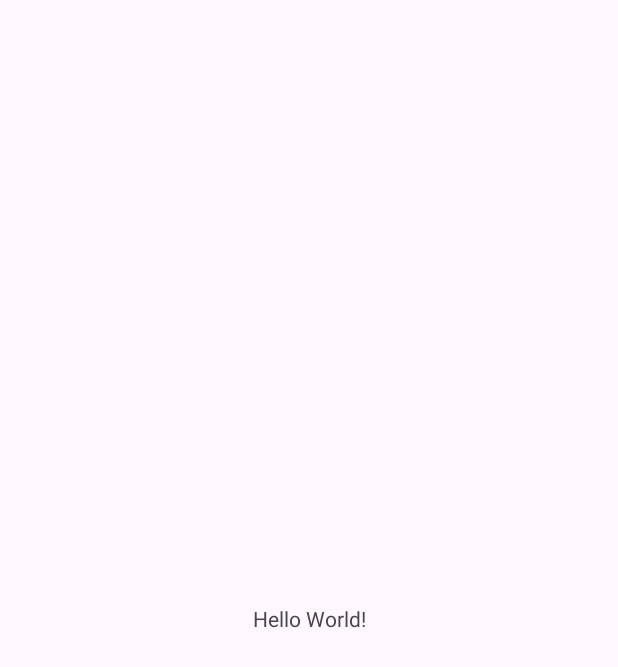
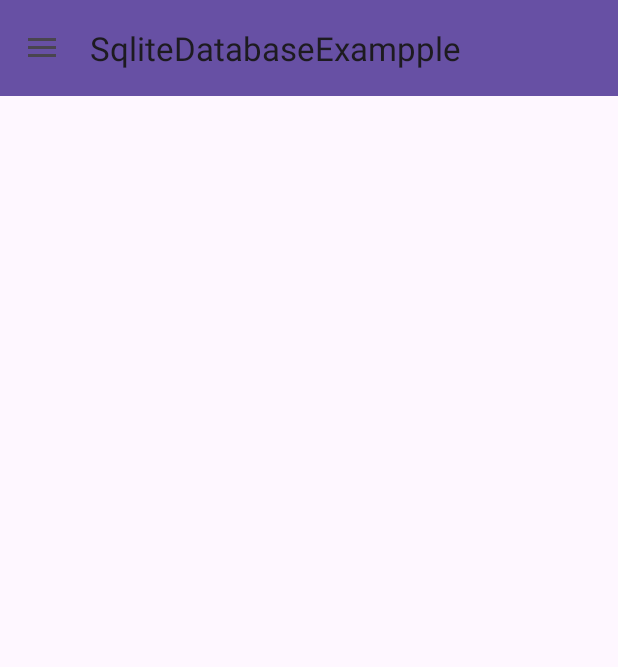
Before and after one commit to keyur4578/SqliteDatabaseExampple, an Android app: the screen it shows after launch (MainActivity), on a phone screen of 412 x 824 dp. Before the commit the part shown is almost empty. Shown: the top 667 px of the screen. Run offline under Robolectric (Android 15) with nearby library versions, the phone set to English and light mode, and no system bars.

Commit message:
16-04-2025

```diff
--- a/app/build.gradle.kts
+++ b/app/build.gradle.kts
@@ -4,7 +4,7 @@ plugins {
 
 android {
     namespace = "com.karon.sqlitedatabaseexampple"
-    compileSdk = 34
+    compileSdk = 35
 
     defaultConfig {
         applicationId = "com.karon.sqlitedatabaseexampple"
--- a/app/src/main/AndroidManifest.xml
+++ b/app/src/main/AndroidManifest.xml
@@ -13,6 +13,9 @@
         android:theme="@style/Theme.SqliteDatabaseExampple"
         tools:targetApi="31">
         <activity
+            android:name=".AddProductActivity"
+            android:exported="false" />
+        <activity
             android:name=".MainActivity"
             android:exported="true">
             <intent-filter>
--- a/app/src/main/java/com/karon/sqlitedatabaseexampple/MainActivity.java
+++ b/app/src/main/java/com/karon/sqlitedatabaseexampple/MainActivity.java
@@ -1,15 +1,26 @@
 package com.karon.sqlitedatabaseexampple;
 
+import android.content.Intent;
 import android.os.Bundle;
+import android.widget.Toast;
 
 import androidx.activity.EdgeToEdge;
+import androidx.appcompat.app.ActionBarDrawerToggle;
 import androidx.appcompat.app.AppCompatActivity;
+import androidx.appcompat.widget.Toolbar;
 import androidx.core.graphics.Insets;
+import androidx.core.view.GravityCompat;
 import androidx.core.view.ViewCompat;
 import androidx.core.view.WindowInsetsCompat;
+import androidx.drawerlayout.widget.DrawerLayout;
+
+import com.google.android.material.navigation.NavigationView;
 
 public class MainActivity extends AppCompatActivity {
 
+    DrawerLayout drawerLayout;
+    NavigationView navigationView;
+    Toolbar toolbar;
     @Override
     protected void onCreate(Bundle savedInstanceState) {
         super.onCreate(savedInstanceState);
@@ -20,5 +31,28 @@ public class MainActivity extends AppCompatActivity {
             v.setPadding(systemBars.left, systemBars.top, systemBars.right, systemBars.bottom);
             return insets;
         });
+        drawerLayout = findViewById(R.id.drawerLayout);
+        navigationView = findViewById(R.id.navigationView);
+        toolbar = findViewById(R.id.toolbar);
+
+        setSupportActionBar(toolbar);
+
+        ActionBarDrawerToggle toggle = new ActionBarDrawerToggle(
+                this, drawerLayout, toolbar,
+                R.string.open_drawer, R.string.close_drawer
+        );
+        drawerLayout.addDrawerListener(toggle);
+        toggle.syncState();
+
+        navigationView.setNavigationItemSelectedListener(item -> {
+            if (item.getItemId() == R.id.nav_dashboard) {
+                Toast.makeText(this, "Dashboard", Toast.LENGTH_SHORT).show();
+            } else if (item.getItemId() == R.id.nav_addproduct) {
+                Intent intent = new Intent(MainActivity.this,AddProductActivity.class);
+                startActivity(intent);
+            }
+            drawerLayout.closeDrawer(GravityCompat.START);
+            return true;
+        });
     }
 }
--- a/app/src/main/res/layout/activity_main.xml
+++ b/app/src/main/res/layout/activity_main.xml
@@ -7,13 +7,37 @@
     android:layout_height="match_parent"
     tools:context=".MainActivity">
 
-    <TextView
-        android:layout_width="wrap_content"
-        android:layout_height="wrap_content"
-        android:text="Hello World!"
-        app:layout_constraintBottom_toBottomOf="parent"
-        app:layout_constraintEnd_toEndOf="parent"
-        app:layout_constraintStart_toStartOf="parent"
-        app:layout_constraintTop_toTopOf="parent" />
+    <androidx.drawerlayout.widget.DrawerLayout
+        android:id="@+id/drawerLayout"
+        android:layout_width="match_parent"
+        android:layout_height="match_parent">
+
+        <LinearLayout
+            android:orientation="vertical"
+            android:layout_width="match_parent"
+            android:layout_height="match_parent">
+
+            <androidx.appcompat.widget.Toolbar
+                android:id="@+id/toolbar"
+                android:layout_width="match_parent"
+                android:layout_height="wrap_content"
+                android:background="?attr/colorPrimary"
+                android:title="My App"
+                android:titleTextColor="#ffffff" />
+
+            <!-- Your Main Content -->
+            <FrameLayout
+                android:id="@+id/container"
+                android:layout_width="match_parent"
+                android:layout_height="match_parent"/>
+        </LinearLayout>
+
+        <com.google.android.material.navigation.NavigationView
+            android:id="@+id/navigationView"
+            android:layout_width="wrap_content"
+            android:layout_height="match_parent"
+            android:layout_gravity="start"
+            app:menu="@menu/drawer_menu" />
+    </androidx.drawerlayout.widget.DrawerLayout>
 
 </androidx.constraintlayout.widget.ConstraintLayout>
--- /dev/null
+++ b/app/src/main/res/menu/drawer_menu.xml
@@ -0,0 +1,6 @@
+<?xml version="1.0" encoding="utf-8"?>
+<menu xmlns:android="http://schemas.android.com/apk/res/android">
+    <item android:id="@+id/nav_dashboard" android:title="Dashboard" android:icon="@drawable/ic_menu"/>
+    <item android:id="@+id/nav_addproduct" android:title="Add Product" android:icon="@drawable/ic_menu"/>
+    <item android:id="@+id/nav_viewproduct" android:title="View Product" android:icon="@drawable/ic_menu"/>
+</menu>
--- a/app/src/main/res/values/colors.xml
+++ b/app/src/main/res/values/colors.xml
@@ -2,4 +2,5 @@
 <resources>
     <color name="black">#FF000000</color>
     <color name="white">#FFFFFFFF</color>
+    <color name="labelColour">#000000</color>
 </resources>
--- /dev/null
+++ b/app/src/main/res/values/dimen.xml
@@ -0,0 +1,4 @@
+<?xml version="1.0" encoding="utf-8"?>
+<resources>
+    <item name="labelSize" type="dimen">18sp</item>
+</resources>
--- a/app/src/main/res/values/strings.xml
+++ b/app/src/main/res/values/strings.xml
@@ -1,3 +1,5 @@
 <resources>
     <string name="app_name">SqliteDatabaseExampple</string>
+    <string name="open_drawer">Open Navigation</string>
+    <string name="close_drawer">Close Navigation</string>
 </resources>
```
Also changed, not shown: app/src/main/java/com/karon/sqlitedatabaseexampple/AddProductActivity.java (added, +57 -0 lines), app/src/main/java/com/karon/sqlitedatabaseexampple/helper/DatabaseHelper.java (added, +41 -0 lines), app/src/main/res/layout/activity_add_product.xml (added, +97 -0 lines), app/src/main/res/drawable/ic_menu.png (added).
